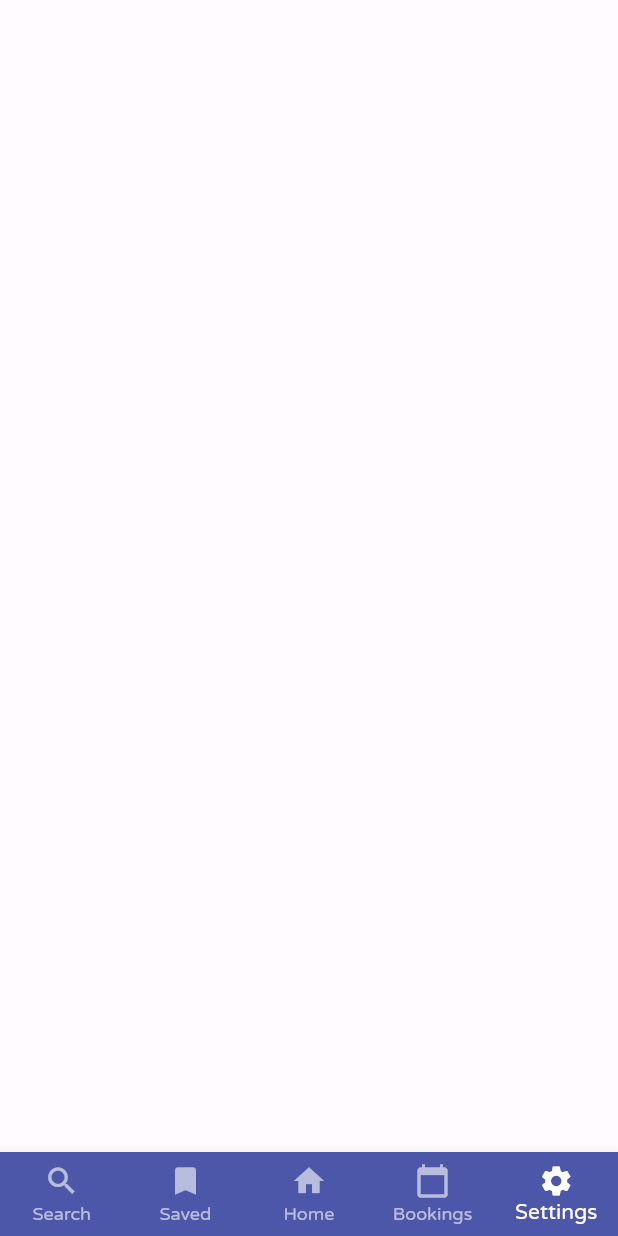
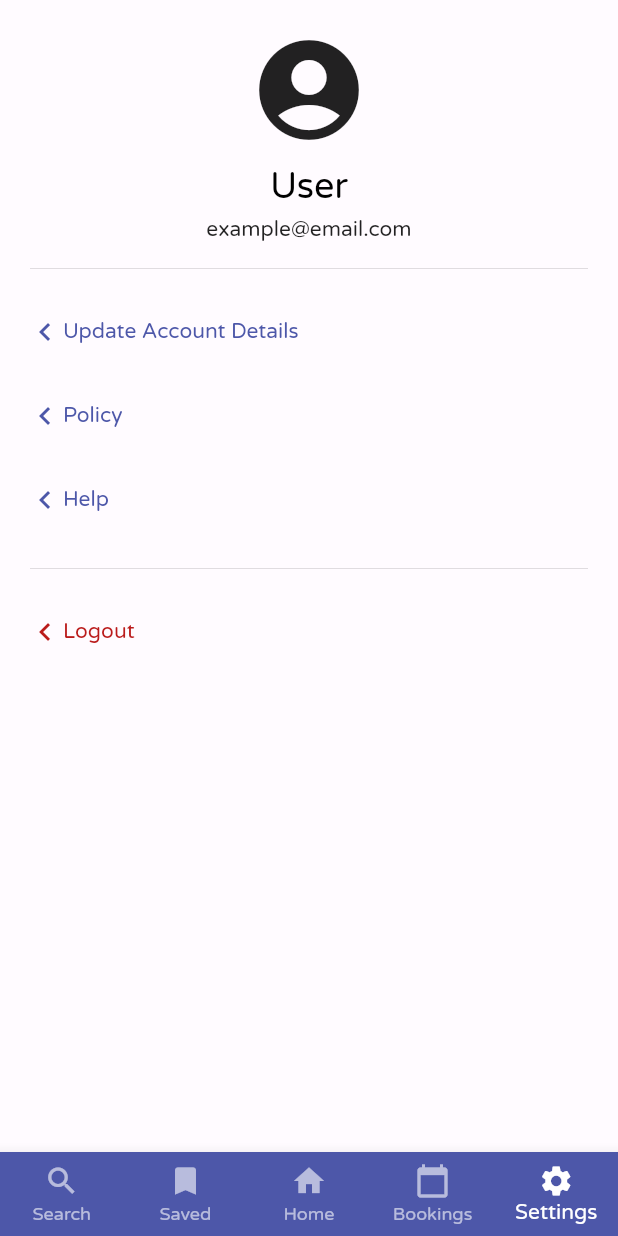
Before and after one commit to sebastianiszek/out_app, a Flutter app: the screen it shows after launch, item 5 of the bottom bar chosen, on a phone screen of 412 x 824 dp. Run offline on Flutter 3.47's test engine with Material 2 defaults, Android fonts, the phone set to English and light mode, and no system bars; our stand-ins replace firebase_core; accounts and stored records are empty.

Commit message:
Settings Screen

```diff
--- a/lib/settings_body/settings_body.dart
+++ b/lib/settings_body/settings_body.dart
@@ -1,4 +1,5 @@
 import 'package:flutter/material.dart';
+import 'package:out_app/home_body/components/divider.dart';
 
 class SettingsBody extends StatelessWidget {
   const SettingsBody({Key? key}) : super(key: key);
@@ -6,7 +7,78 @@ class SettingsBody extends StatelessWidget {
   @override
   Widget build(BuildContext context) {
     return ListView(
-      children: const [],
+      padding: const EdgeInsets.fromLTRB(10, 20, 10, 10),
+      children: [
+        Row(
+          mainAxisAlignment: MainAxisAlignment.center,
+          children: const [
+            Padding(
+                padding: EdgeInsets.fromLTRB(0, 0, 0, 10),
+                child: Icon(Icons.account_circle, size: 80))
+          ],
+        ),
+        Row(
+          mainAxisAlignment: MainAxisAlignment.center,
+          children: [
+            Text(
+              "User",
+              style: Theme.of(context)
+                  .textTheme
+                  .headline5
+                  ?.merge(const TextStyle(color: Color(0xFF000000))),
+            )
+          ],
+        ),
+        Row(
+          mainAxisAlignment: MainAxisAlignment.center,
+          children: [
+            Padding(
+                padding: const EdgeInsets.fromLTRB(0, 5, 0, 0),
+                child: Text("example@email.com",
+                    style: Theme.of(context).textTheme.bodyText1))
+          ],
+        ),
+        const DividerPadding(),
+        Padding(
+          padding: const EdgeInsets.fromLTRB(0, 0, 0, 8),
+          child: TextButton(
+              onPressed: () {},
+              child: Row(children: const [
+                Icon(Icons.chevron_left),
+                Text('Update Account Details')
+              ])),
+        ),
+        Padding(
+          padding: const EdgeInsets.fromLTRB(0, 0, 0, 8),
+          child: TextButton(
+              onPressed: () {},
+              child: Row(
+                  children: const [Icon(Icons.chevron_left), Text('Policy')])),
+        ),
+        Padding(
+          padding: const EdgeInsets.fromLTRB(0, 0, 0, 4),
+          child: TextButton(
+              onPressed: () {},
+              child: Row(
+                  children: const [Icon(Icons.chevron_left), Text('Help')])),
+        ),
+        const DividerPadding(),
+        TextButton(
+          style: TextButton.styleFrom(
+              primary: Theme.of(context).colorScheme.error),
+          onPressed: () {},
+          child: Row(
+            children: const [
+              Icon(
+                Icons.chevron_left,
+              ),
+              Text(
+                'Logout',
+              )
+            ],
+          ),
+        )
+      ],
     );
   }
 }
```
